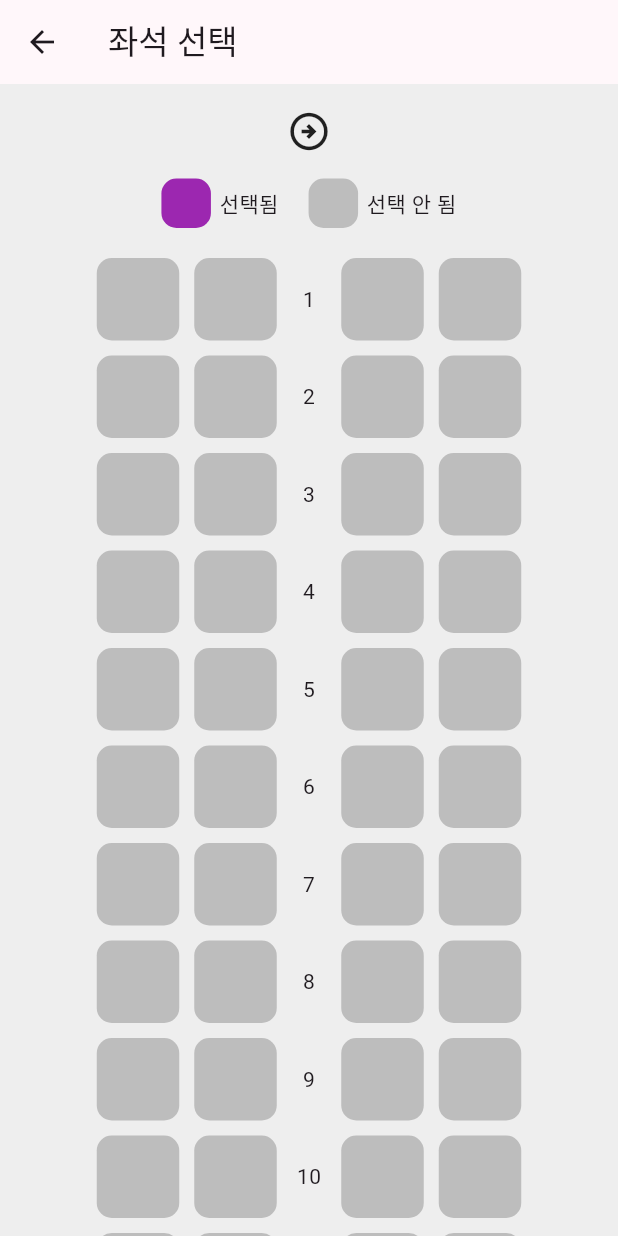
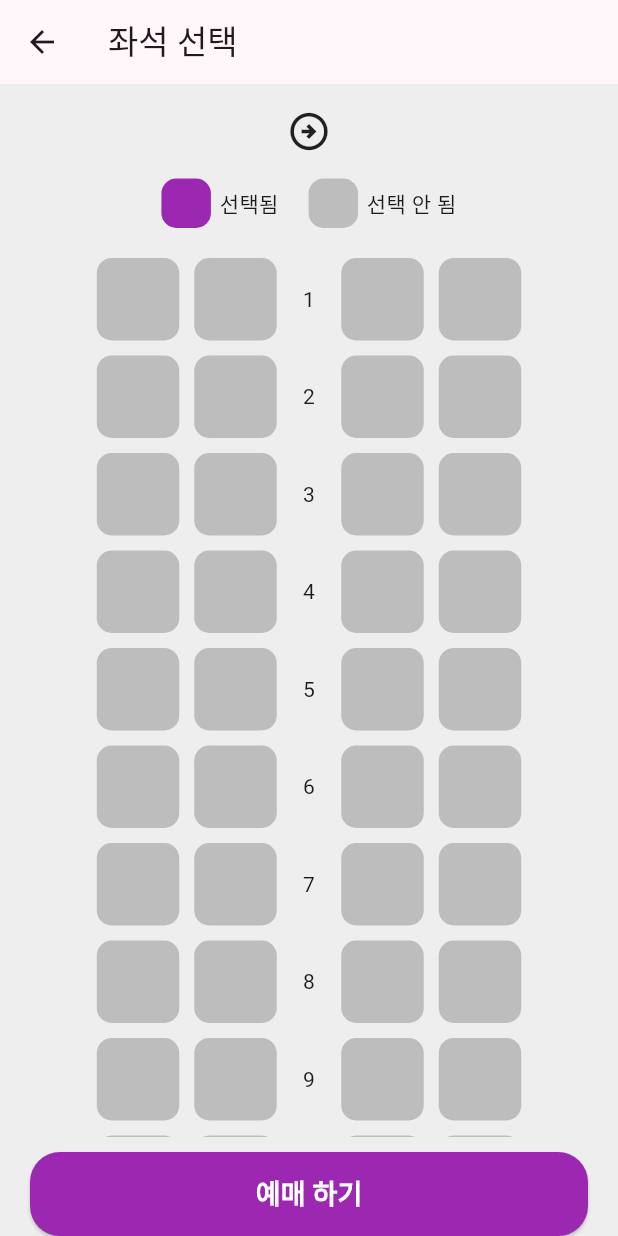
Before and after one commit to marofmar/kittypawdev_flutter_train_ticket_reservation, a Flutter app: the SeatsPage screen opened directly with empty values, on a phone screen of 412 x 824 dp. Run offline on Flutter 3.47's test engine with Material 3 defaults, Android fonts, the phone set to English and light mode, and no system bars.

Commit message:
feat: ScrollView section needed to be wrapped with Expanded or Flexible.

```diff
--- a/lib/pages/seats/seats_page.dart
+++ b/lib/pages/seats/seats_page.dart
@@ -64,7 +64,8 @@ class _SeatsPageState extends State<SeatsPage> {
 
               // TODO: 좌석 좌르르르르르
               SizedBox(height: 20),
-              SeatSelectBox(selectedRow, selectedCol, onSelected),
+              Expanded(
+                  child: SeatSelectBox(selectedRow, selectedCol, onSelected)),
 
               SizedBox(height: 10),
               confirmButton()
--- a/lib/pages/seats/widgets/seats.dart
+++ b/lib/pages/seats/widgets/seats.dart
@@ -11,7 +11,8 @@ class SeatSelectBox extends StatelessWidget {
 
   @override
   Widget build(BuildContext context) {
-    return Column(
+    return SingleChildScrollView(
+      child: Column(
         mainAxisAlignment: MainAxisAlignment.center,
         children: List.generate(rowNum, (index) {
           return Column(
@@ -21,6 +22,7 @@ class SeatSelectBox extends StatelessWidget {
             ],
           );
         }),
+      ),
     );
   }
 
```
Lines whose indentation alone changed are shown as unchanged.
